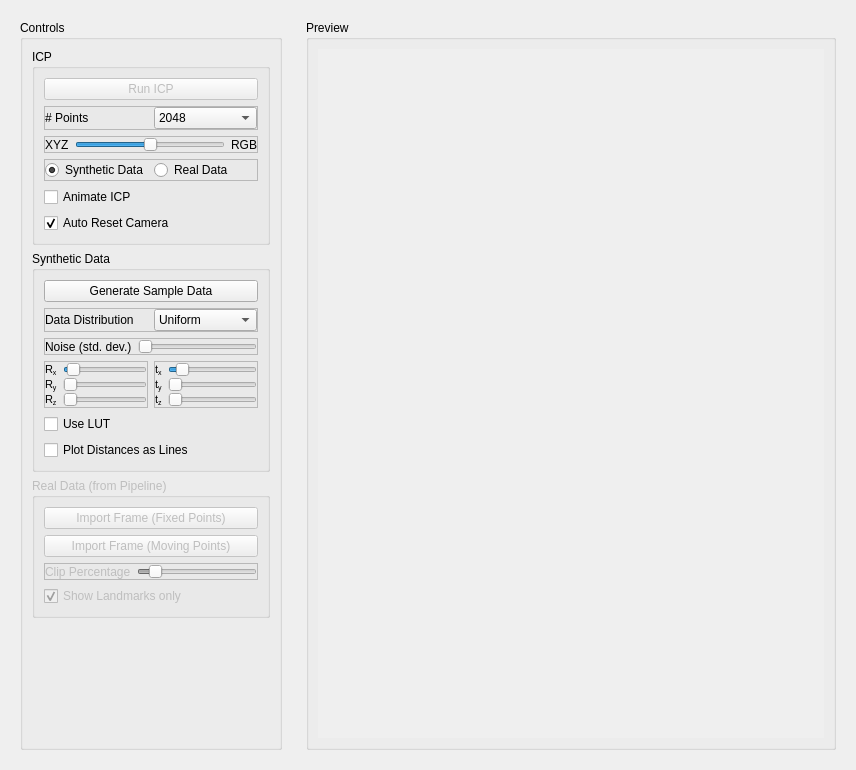
Before: the Qt Designer form master/project/FastICP/FastICPWidget.ui in anygo/uniprojectsdn, drawn with Qt 5.
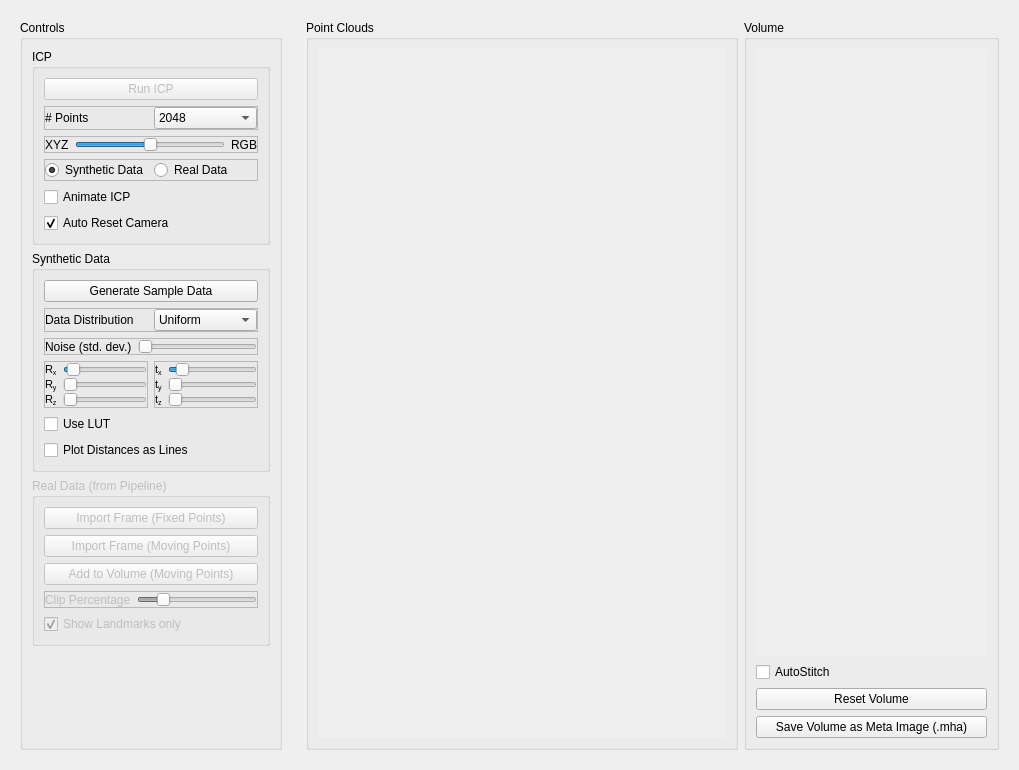
After: the same form once the commit is applied. Custom widgets are drawn as their Qt base class.

```diff
--- a/master/project/FastICP/FastICPWidget.ui
+++ b/master/project/FastICP/FastICPWidget.ui
@@ -9,7 +9,7 @@
    <rect>
     <x>0</x>
     <y>0</y>
-    <width>856</width>
+    <width>1019</width>
     <height>770</height>
    </rect>
   </property>
@@ -568,6 +568,13 @@
               </property>
              </widget>
             </item>
+            <item>
+             <widget class="QPushButton" name="m_PushButtonAddToVolume">
+              <property name="text">
+               <string>Add to Volume (Moving Points)</string>
+              </property>
+             </widget>
+            </item>
             <item>
              <widget class="QFrame" name="frame_9">
               <property name="frameShape">
@@ -596,7 +603,7 @@
                   <number>10</number>
                  </property>
                  <property name="value">
-                  <number>10</number>
+                  <number>18</number>
                  </property>
                  <property name="orientation">
                   <enum>Qt::Horizontal</enum>
@@ -644,7 +651,7 @@
       <item row="0" column="0">
        <widget class="QGroupBox" name="groupBox_4">
         <property name="title">
-         <string>Preview</string>
+         <string>Point Clouds</string>
         </property>
         <layout class="QVBoxLayout" name="verticalLayout">
          <item>
@@ -678,6 +685,79 @@
         </layout>
        </widget>
       </item>
+      <item row="0" column="1">
+       <widget class="QGroupBox" name="m_GroupBoxVolumeVisualization">
+        <property name="enabled">
+         <bool>true</bool>
+        </property>
+        <property name="title">
+         <string>Volume</string>
+        </property>
+        <layout class="QVBoxLayout" name="verticalLayout_5">
+         <item>
+          <widget class="ritk::VisualizationWidget3D" name="m_VisualizationWidget3DVolume" native="true">
+           <property name="sizePolicy">
+            <sizepolicy hsizetype="Expanding" vsizetype="Expanding">
+             <horstretch>0</horstretch>
+             <verstretch>0</verstretch>
+            </sizepolicy>
+           </property>
+           <property name="minimumSize">
+            <size>
+             <width>100</width>
+             <height>100</height>
+            </size>
+           </property>
+           <property name="maximumSize">
+            <size>
+             <width>10000</width>
+             <height>10000</height>
+            </size>
+           </property>
+           <property name="statusTip">
+            <string/>
+           </property>
+           <property name="autoFillBackground">
+            <bool>true</bool>
+           </property>
+          </widget>
+         </item>
+         <item>
+          <widget class="QCheckBox" name="m_CheckBoxAutoStitch">
+           <property name="text">
+            <string>AutoStitch</string>
+           </property>
+          </widget>
+         </item>
+         <item>
+          <widget class="QPushButton" name="m_PushButtonResetVolume">
+           <property name="text">
+            <string>Reset Volume</string>
+           </property>
+          </widget>
+         </item>
+         <item>
+          <widget class="QWidget" name="widget" native="true">
+           <layout class="QHBoxLayout" name="horizontalLayout_9">
+            <property name="margin">
+             <number>0</number>
+            </property>
+            <item>
+             <widget class="QPushButton" name="m_PushButtonSaveVolume">
+              <property name="focusPolicy">
+               <enum>Qt::StrongFocus</enum>
+              </property>
+              <property name="text">
+               <string>Save Volume as Meta Image (.mha)</string>
+              </property>
+             </widget>
+            </item>
+           </layout>
+          </widget>
+         </item>
+        </layout>
+       </widget>
+      </item>
      </layout>
     </widget>
    </item>
```
Left out of the diff: 40 changed lines with no effect on the pictures.
